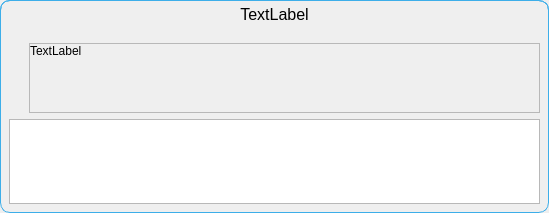
This is ui/select_item_dialog.ui in TheCodingJsoftware/Invigo as Qt 5 draws it before an edit. The edited form follows.
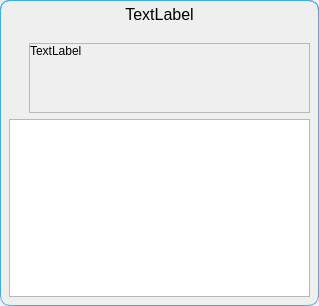
This is the edited form.

The edit to the form file:
```diff
--- a/ui/select_item_dialog.ui
+++ b/ui/select_item_dialog.ui
@@ -6,8 +6,8 @@
    <rect>
     <x>0</x>
     <y>0</y>
-    <width>549</width>
-    <height>213</height>
+    <width>319</width>
+    <height>306</height>
    </rect>
   </property>
   <property name="windowTitle">
@@ -145,7 +145,7 @@
               <rect>
                <x>0</x>
                <y>0</y>
-               <width>499</width>
+               <width>269</width>
                <height>69</height>
               </rect>
              </property>
```
